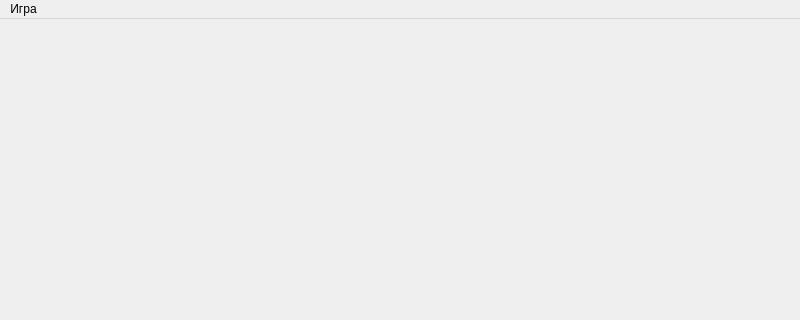
Qt form mainwindow.ui (owkss/pyatnashki) before a commit; both pictures show x 0 to 800 and y 0 to 320 of the 800 by 600 pixel window.
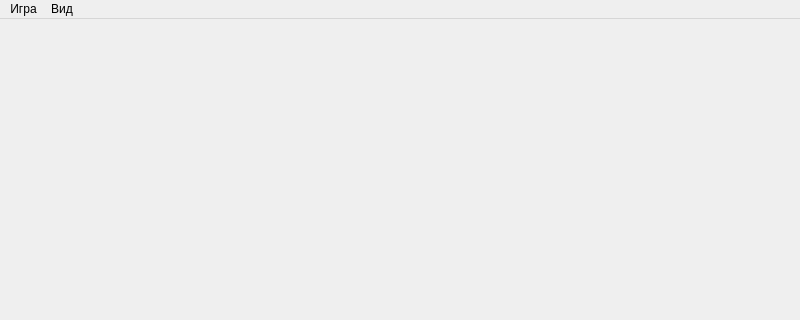
The same form after that commit.

The edit to the form file:
```diff
--- a/mainwindow.ui
+++ b/mainwindow.ui
@@ -37,7 +37,14 @@
     <addaction name="separator"/>
     <addaction name="quit_action"/>
    </widget>
+   <widget class="QMenu" name="menu">
+    <property name="title">
+     <string>Вид</string>
+    </property>
+    <addaction name="background_color_action"/>
+   </widget>
    <addaction name="game_menu"/>
+   <addaction name="menu"/>
   </widget>
   <widget class="QStatusBar" name="statusbar"/>
   <action name="new_game_action">
```
Left out of the diff: 5 changed lines with no effect on the pictures.
